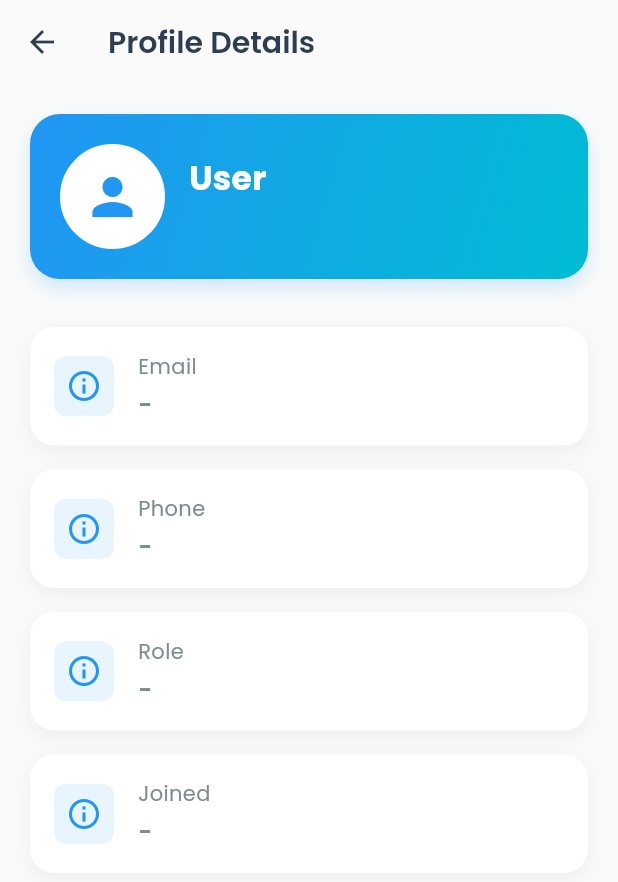
After one commit to murkhneon14/FindMyTutor-Frontend, a Flutter app: the AccountScreen screen opened directly, after a tap on "User", on a phone screen of 412 x 824 dp. The commit adds this screen. Shown: the top 882 px of the screen. Run offline on Flutter 3.47's test engine with Material 3 defaults, Android fonts, the phone set to English and light mode, and no system bars; our stand-ins replace google_fonts, shared_preferences, smooth_page_indicator; accounts and stored records are empty; network calls fail.

Commit message:
profile page

```diff
--- a/lib/screens/home/account_screen.dart
+++ b/lib/screens/home/account_screen.dart
@@ -7,6 +7,7 @@ import '../../config/theme.dart' show ThemeNotifier, AppTheme;
 import '../../config/api.dart';
 import '../auth/auth_choice_screen.dart';
 import 'main_navigation.dart';
+import 'profile_details_screen.dart';
 
 class AccountScreen extends StatefulWidget {
   const AccountScreen({super.key});
@@ -139,8 +140,16 @@ class _AccountScreenState extends State<AccountScreen> {
               ],
             ),
             const SizedBox(height: 30),
-            // Profile Card
-            Container(
+            // Profile Card (tappable)
+            InkWell(
+              onTap: () {
+                Navigator.of(context).push(
+                  MaterialPageRoute(
+                    builder: (context) => ProfileDetailsScreen(user: _user),
+                  ),
+                );
+              },
+              child: Container(
               padding: const EdgeInsets.all(20),
               decoration: BoxDecoration(
                 gradient: AppTheme.primaryGradient,
@@ -213,6 +222,7 @@ class _AccountScreenState extends State<AccountScreen> {
                   ),
                 ],
               ),
+            ),
             ),
             const SizedBox(height: 30),
             // Profile Completion Status
--- /dev/null
+++ b/lib/screens/home/profile_details_screen.dart
@@ -0,0 +1,147 @@
+import 'package:flutter/material.dart';
+import '../../config/theme.dart';
+
+class ProfileDetailsScreen extends StatelessWidget {
+  final Map<String, dynamic>? user;
+
+  const ProfileDetailsScreen({super.key, this.user});
+
+  String _stringOrEmpty(dynamic value) {
+    if (value == null) return '';
+    if (value is String) return value;
+    return value.toString();
+  }
+
+  @override
+  Widget build(BuildContext context) {
+    final name = _stringOrEmpty(user != null ? user!['name'] : '');
+    final email = _stringOrEmpty(user != null ? user!['email'] : '');
+    final phone = _stringOrEmpty(user != null ? user!['phone'] : '');
+
+    return Scaffold(
+      appBar: AppBar(
+        title: const Text('Profile Details'),
+      ),
+      body: ListView(
+        padding: const EdgeInsets.all(20),
+        children: [
+          Container(
+            padding: const EdgeInsets.all(20),
+            decoration: BoxDecoration(
+              gradient: AppTheme.primaryGradient,
+              borderRadius: BorderRadius.circular(20),
+              boxShadow: [
+                BoxShadow(
+                  color: AppTheme.primaryColor.withOpacity(0.2),
+                  blurRadius: 10,
+                  offset: const Offset(0, 6),
+                ),
+              ],
+            ),
+            child: Row(
+              children: [
+                Container(
+                  width: 70,
+                  height: 70,
+                  decoration: BoxDecoration(
+                    shape: BoxShape.circle,
+                    color: Colors.white,
+                    border: Border.all(color: Colors.white, width: 3),
+                  ),
+                  child: const Icon(
+                    Icons.person,
+                    size: 40,
+                    color: AppTheme.primaryColor,
+                  ),
+                ),
+                const SizedBox(width: 16),
+                Expanded(
+                  child: Column(
+                    crossAxisAlignment: CrossAxisAlignment.start,
+                    children: [
+                      Text(
+                        name.isNotEmpty ? name : 'User',
+                        style: const TextStyle(
+                          fontSize: 22,
+                          fontWeight: FontWeight.bold,
+                          color: Colors.white,
+                        ),
+                      ),
+                      const SizedBox(height: 4),
+                      Text(
+                        email,
+                        style: const TextStyle(fontSize: 14, color: Colors.white70),
+                      ),
+                    ],
+                  ),
+                ),
+              ],
+            ),
+          ),
+          const SizedBox(height: 24),
+          _buildInfoTile(context, 'Email', email, Icons.email_outlined),
+          _buildInfoTile(context, 'Phone', phone, Icons.phone_outlined),
+          _buildInfoTile(
+            context,
+            'Role',
+            _stringOrEmpty(user != null ? user!['role'] : ''),
+            Icons.badge_outlined,
+          ),
+          _buildInfoTile(
+            context,
+            'Joined',
+            _stringOrEmpty(user != null ? user!['createdAt'] : ''),
+            Icons.calendar_month_outlined,
+          ),
+        ],
+      ),
+    );
+  }
+
+  Widget _buildInfoTile(BuildContext context, String label, String value, IconData icon) {
+    return Container(
+      margin: const EdgeInsets.symmetric(vertical: 8),
+      padding: const EdgeInsets.all(16),
+      decoration: BoxDecoration(
+        color: Theme.of(context).cardColor,
+        borderRadius: BorderRadius.circular(16),
+        boxShadow: [
+          BoxShadow(
+            color: const Color(0xFF000000).withOpacity(0.05),
+            blurRadius: 10,
+            offset: const Offset(0, 4),
+          ),
+        ],
+      ),
+      child: Row(
+        children: [
+          Container(
+            padding: const EdgeInsets.all(8),
+            decoration: BoxDecoration(
+              color: AppTheme.primaryColor.withOpacity(0.1),
+              borderRadius: BorderRadius.circular(8),
+            ),
+            child: const Icon(Icons.info_outline, color: AppTheme.primaryColor),
+          ),
+          const SizedBox(width: 16),
+          Expanded(
+            child: Column(
+              crossAxisAlignment: CrossAxisAlignment.start,
+              children: [
+                Text(
+                  label,
+                  style: const TextStyle(fontSize: 14, color: AppTheme.textSecondary),
+                ),
+                const SizedBox(height: 4),
+                Text(
+                  value.isNotEmpty ? value : '-',
+                  style: const TextStyle(fontSize: 16, fontWeight: FontWeight.w600),
+                ),
+              ],
+            ),
+          ),
+        ],
+      ),
+    );
+  }
+}
```
